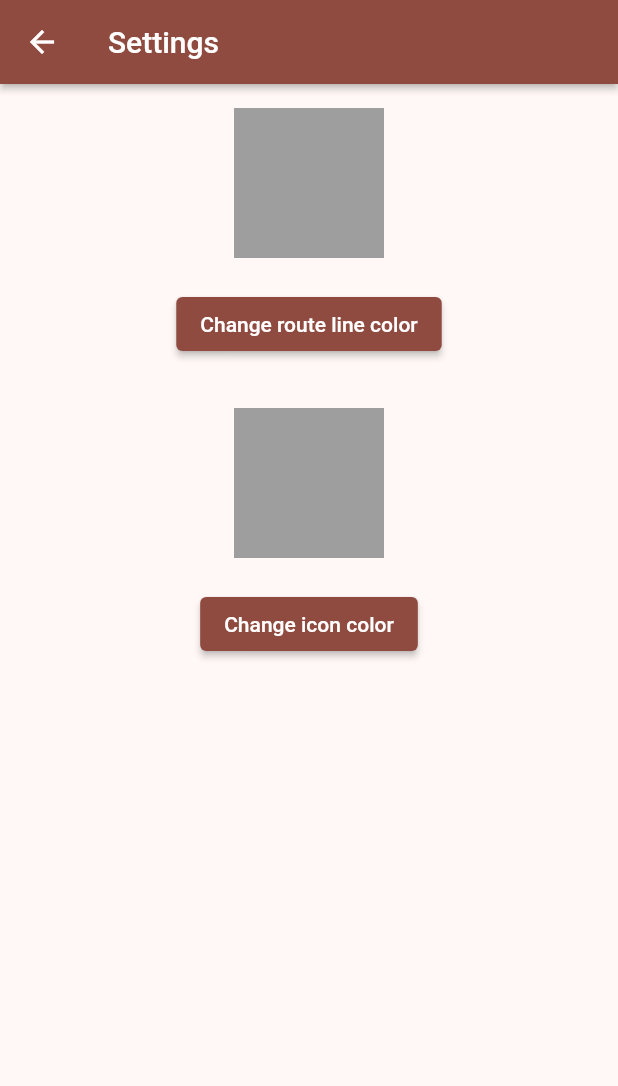
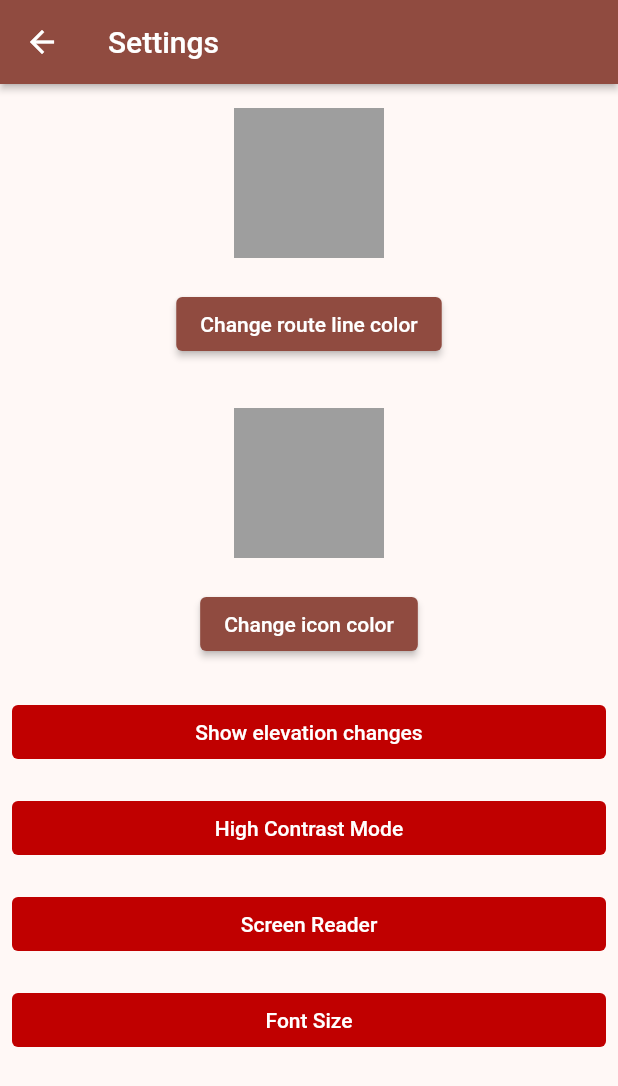
Before and after one commit to AccessTech-TTU/AccessTech, a Flutter app: the Settings screen opened directly with empty values, on a phone screen of 412 x 824 dp. Shown: the top 1086 px of the screen. Run offline on Flutter 3.47's test engine with Material 3 defaults, Android fonts, the phone set to English and light mode, and no system bars; our stand-ins replace flutter_colorpicker, geolocator, google_maps_flutter; missing offline and left inert: floating_action_bubble, flutter_polyline_points, geolocator_platform_interface.

Commit message:
Added unimplemented buttons :(

```diff
--- a/lib/src/mapScreen/map_screen.dart
+++ b/lib/src/mapScreen/map_screen.dart
@@ -146,7 +146,7 @@ class _MapScreenState extends State<MapScreen>
   double _zoom = 15;
   LatLng center = LatLng(33.58479,
       -101.87466); //Stores the coordinates at the center of the screen
-  Color _polylineColor = Color(0xFF00FF00);
+  Color _polylineColor = Color(0xFF0000FF);
   Color _iconColor = Color(0xFFFFFFFF);
 
   void handlePolylineColorChange(Color color) {
--- a/lib/src/settings/settings.dart
+++ b/lib/src/settings/settings.dart
@@ -44,6 +44,58 @@ class Settings extends StatelessWidget {
           parentColor: parentIconColor,
           text: "Change icon color",
         ),
+        Container(
+          padding: const EdgeInsets.all(8.0),
+          child: TextButton(
+            onPressed: () => (),
+            style: ButtonStyle(
+                backgroundColor:
+                    MaterialStateProperty.all(Color(0xFFC00000))), //red 192
+            child: Text(
+              'Show elevation changes',
+              style: TextStyle(color: Colors.white),
+            ),
+          ),
+        ),
+        Container(
+          padding: const EdgeInsets.all(8.0),
+          child: TextButton(
+            onPressed: () => (),
+            style: ButtonStyle(
+                backgroundColor:
+                    MaterialStateProperty.all(Color(0xFFC00000))), //red 192
+            child: Text(
+              'High Contrast Mode',
+              style: TextStyle(color: Colors.white),
+            ),
+          ),
+        ),
+        Container(
+          padding: const EdgeInsets.all(8.0),
+          child: TextButton(
+            onPressed: () => (),
+            style: ButtonStyle(
+                backgroundColor:
+                    MaterialStateProperty.all(Color(0xFFC00000))), //red 192
+            child: Text(
+              'Screen Reader',
+              style: TextStyle(color: Colors.white),
+            ),
+          ),
+        ),
+        Container(
+          padding: const EdgeInsets.all(8.0),
+          child: TextButton(
+            onPressed: () => (),
+            style: ButtonStyle(
+                backgroundColor:
+                    MaterialStateProperty.all(Color(0xFFC00000))), //red 192
+            child: Text(
+              'Font Size',
+              style: TextStyle(color: Colors.white),
+            ),
+          ),
+        ),
       ]),
     );
   }
```
